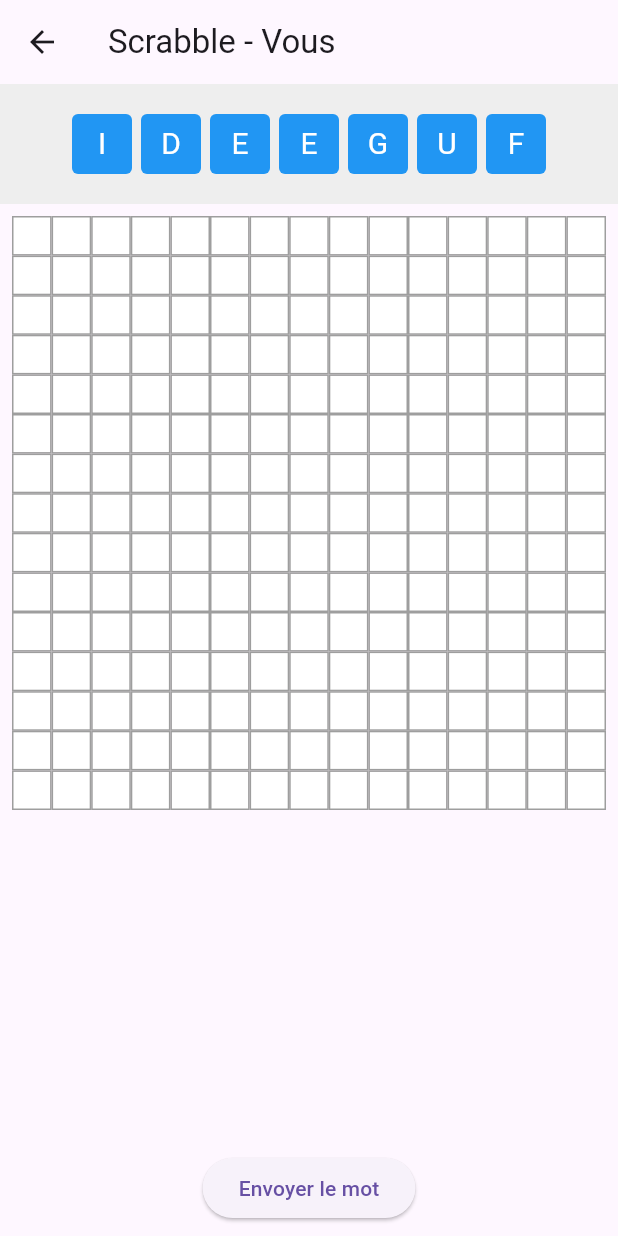
After one commit to yanismedjadi/scrabble_flutter, a Flutter app: the screen it shows after launch, after a tap on "COMMENCER UNE PARTIE", on a phone screen of 412 x 824 dp. The commit adds this screen. Run offline on Flutter 3.47's test engine with Material 3 defaults, Android fonts, the phone set to English and light mode, and no system bars.

Commit message:
Amélioratoin de l'appli en séparant les fenetre en widgets indépendant/ integration d'un modeule pour la verification des placement des mots

```diff
--- /dev/null
+++ b/lib/controllers/game_controllers.dart
@@ -0,0 +1,31 @@
+//import 'dart:nativewrappers/_internal/vm/lib/internal_patch.dart';
+
+import '../models/player.dart';
+import '../models/sac_lettres.dart';
+import '../models/lettre.dart';
+
+class GameController {
+  final Player player;
+  final SacLettres sacLettres;
+
+  GameController(this.player) : sacLettres = SacLettres() {
+    initialiserLettres();
+  }
+
+  void initialiserLettres() {
+    player.letters = List.generate(7, (_) => sacLettres.tirerLettre()!).whereType<Lettre>().toList();
+  }
+
+  bool jouerLettre(Lettre lettre) {
+    if (player.letters.contains(lettre)) {
+      Lettre l = lettre;
+      player.letters.remove(lettre);
+      return true;
+    }
+    return false;
+  }
+
+  void ajouterPoints(int points) {
+    player.score += points;
+  }
+}
--- /dev/null
+++ b/lib/models/lettre.dart
@@ -0,0 +1,11 @@
+class Lettre {
+  final String lettre;
+  final int valeur;
+  int quantite;
+
+  Lettre({
+    required this.lettre,
+    required this.valeur,
+    required this.quantite,
+  });
+}
--- /dev/null
+++ b/lib/models/player.dart
@@ -0,0 +1,13 @@
+import 'package:scrabble_project/models/lettre.dart';
+
+class Player {
+  final String name;
+  List<Lettre> letters;
+  int score;
+
+  Player({
+    required this.name,
+    this.letters = const [],
+    this.score = 0,
+  });
+}
--- /dev/null
+++ b/lib/models/sac_lettres.dart
@@ -0,0 +1,46 @@
+import 'dart:math';
+import 'lettre.dart';
+
+class SacLettres {
+  List<Lettre> lettres = [];
+
+  SacLettres() {
+    lettres = _creerLettres();
+  }
+
+  List<Lettre> _creerLettres() {
+    List<Lettre> sac = [];
+
+    final distribution = {
+      'A': {'valeur': 1, 'quantite': 9}, 'B': {'valeur': 3, 'quantite': 2},
+      'C': {'valeur': 3, 'quantite': 2}, 'D': {'valeur': 2, 'quantite': 3},
+      'E': {'valeur': 1, 'quantite': 15}, 'F': {'valeur': 4, 'quantite': 2},
+      'G': {'valeur': 2, 'quantite': 2}, 'H': {'valeur': 4, 'quantite': 2},
+      'I': {'valeur': 1, 'quantite': 8}, 'J': {'valeur': 8, 'quantite': 1},
+      'K': {'valeur': 10, 'quantite': 1}, 'L': {'valeur': 1, 'quantite': 5},
+      'M': {'valeur': 2, 'quantite': 3}, 'N': {'valeur': 1, 'quantite': 6},
+      'O': {'valeur': 1, 'quantite': 6}, 'P': {'valeur': 3, 'quantite': 2},
+      'Q': {'valeur': 8, 'quantite': 1}, 'R': {'valeur': 1, 'quantite': 6},
+      'S': {'valeur': 1, 'quantite': 6}, 'T': {'valeur': 1, 'quantite': 6},
+      'U': {'valeur': 1, 'quantite': 6}, 'V': {'valeur': 4, 'quantite': 2},
+      'W': {'valeur': 10, 'quantite': 1}, 'X': {'valeur': 10, 'quantite': 1},
+      'Y': {'valeur': 10, 'quantite': 1}, 'Z': {'valeur': 10, 'quantite': 1},
+      '?': {'valeur': 0, 'quantite': 2},
+    };
+
+    distribution.forEach((lettre, data) {
+      for (int i = 0; i < data['quantite']!; i++) {
+        sac.add(Lettre(lettre: lettre, valeur: data['valeur']!, quantite: 1));
+      }
+    });
+    return sac;
+  }
+
+  List<Lettre> get list => lettres;
+  Lettre? tirerLettre() {
+    if (lettres.isEmpty) return null;
+    final index = Random().nextInt(lettres.length);
+    return lettres.removeAt(index);
+  }
+  void ajouterLettre(Lettre lettre) => lettres.add(lettre);
+}
--- /dev/null
+++ b/lib/views/game_board.dart
@@ -0,0 +1,115 @@
+import 'package:flutter/material.dart';
+import '../models/player.dart';
+import '../models/lettre.dart';
+import '../controllers/game_controllers.dart';
+import 'widgets/board.dart';
+import '../controllers/placement_validator.dart';
+class GameBoardScreen extends StatefulWidget {
+  @override
+  _GameBoardScreenState createState() => _GameBoardScreenState();
+}
+
+class _GameBoardScreenState extends State<GameBoardScreen> {
+  static const int boardSize = 15;
+  late GameController controller;
+  List<List<Lettre?>> board = List.generate(boardSize, (_) => List.filled(boardSize, null));
+  List<Offset> lettresPoseeCeTour = [];
+
+  @override
+  void initState() {
+    super.initState();
+    controller = GameController(Player(name: "Vous"));
+  }
+
+  @override
+  Widget build(BuildContext context) {
+    double gridSize = MediaQuery.of(context).size.width * 0.95;
+    double tileSize = gridSize / boardSize;
+
+    return Scaffold(
+      appBar: AppBar(title: Text('Scrabble - ${controller.player.name}')),
+      body: Column(
+        children: [
+          // Lettres du joueur
+          Container(
+            height: 80,
+            padding: EdgeInsets.all(8),
+            color: Colors.grey[200],
+            child: Row(
+              mainAxisAlignment: MainAxisAlignment.center,
+              children: controller.player.letters.map((lettre) {
+                return Draggable<Lettre>(
+                  data: lettre,
+                  feedback: Material(child: _lettreTile(lettre.lettre, Colors.blue)),
+                  childWhenDragging: Opacity(
+                    opacity: 0.5,
+                    child: _lettreTile(lettre.lettre, Colors.blue),
+                  ),
+                  child: _lettreTile(lettre.lettre, Colors.blue),
+                );
+              }).toList(),
+            ),
+          ),
+
+          // Plateau de jeu via composant séparé
+          Expanded(
+            child: Padding(
+              padding: const EdgeInsets.all(8.0),
+              child: AspectRatio(
+                  aspectRatio: 1,
+                child : PlateauWidget(
+                  board: board,
+                  tileSize: tileSize,
+                  onLettrePlacee: (lettre, row, col) {
+                    setState(() {
+                      board[row][col] = lettre;
+                      controller.jouerLettre(lettre);
+                      lettresPoseeCeTour.add(Offset(row.toDouble(), col.toDouble()));
+                    });
+                  },
+                ),
+              ),
+            ),
+          ),
+          // Bouton pour valider le mot
+          Padding(
+            padding: const EdgeInsets.all(8.0),
+            child: ElevatedButton(
+              onPressed: () {
+                if (PlacementValidator.estPremierTour(board)) {
+                  print("c'est le premier tour");
+                }
+                //bool estValide = PlacementValidator.validerPlacement(board, lettresPoseeCeTour);
+                //if (estValide) {
+                  //print("✅ Mot valide !");
+                  // À compléter : calcul des points, recompléter lettres, etc.
+                //} else {
+                  //print("❌ Mot invalide : placement incorrect.");
+                //}
+              },
+              child: Text("Envoyer le mot"),
+            ),
+          ),
+        ],
+      ),
+    );
+  }
+
+  Widget _lettreTile(String lettre, Color couleur) {
+    return Container(
+      width: 40,
+      height: 40,
+      margin: EdgeInsets.symmetric(horizontal: 3),
+      decoration: BoxDecoration(
+        color: couleur,
+        borderRadius: BorderRadius.circular(4),
+      ),
+      child: Center(
+        child: Text(
+          lettre,
+          style: TextStyle(fontSize: 20, color: Colors.white),
+        ),
+      ),
+    );
+  }
+}
--- /dev/null
+++ b/lib/views/home_screen.dart
@@ -0,0 +1,36 @@
+import 'package:flutter/material.dart';
+import 'game_board.dart';
+
+class HomeScreen extends StatelessWidget {
+  @override
+  Widget build(BuildContext context) {
+    return Scaffold(
+      backgroundColor: Colors.grey[300],
+      appBar: AppBar(
+        title: Text('Scrabble'),
+        backgroundColor: Colors.black,
+        centerTitle: true,
+      ),
+      body: Center(
+        child: ElevatedButton.icon(
+          icon: Icon(Icons.play_arrow, color: Colors.white),
+          label: Text(
+            'COMMENCER UNE PARTIE',
+            style: TextStyle(fontSize: 20, color: Colors.white),
+          ),
+          style: ElevatedButton.styleFrom(
+            backgroundColor: Colors.blueGrey,
+            padding: EdgeInsets.symmetric(horizontal: 30, vertical: 15),
+            shape: RoundedRectangleBorder(borderRadius: BorderRadius.circular(10)),
+          ),
+          onPressed: () {
+            Navigator.push(
+              context,
+              MaterialPageRoute(builder: (context) => GameBoardScreen()),
+            );
+          },
+        ),
+      ),
+    );
+  }
+}
--- /dev/null
+++ b/lib/views/widgets/board.dart
@@ -0,0 +1,50 @@
+import 'package:flutter/material.dart';
+import '../../models/lettre.dart';
+
+class PlateauWidget extends StatelessWidget {
+  final List<List<Lettre?>> board;
+  final void Function(Lettre lettre, int row, int col) onLettrePlacee;
+  final double tileSize;
+
+  const PlateauWidget({
+    required this.board,
+    required this.onLettrePlacee,
+    required this.tileSize,
+    super.key,
+  });
+
+  static const int boardSize = 15;
+
+  @override
+  Widget build(BuildContext context) {
+    return GridView.builder(
+      physics: NeverScrollableScrollPhysics(),
+      gridDelegate: SliverGridDelegateWithFixedCrossAxisCount(
+        crossAxisCount: boardSize,
+      ),
+      itemCount: boardSize * boardSize,
+      itemBuilder: (context, index) {
+        int row = index ~/ boardSize;
+        int col = index % boardSize;
+
+        return DragTarget<Lettre>(
+          onAccept: (lettre) => onLettrePlacee(lettre, row, col),
+          builder: (context, candidateData, rejectedData) => Container(
+            width: tileSize,
+            height: tileSize,
+            decoration: BoxDecoration(
+              color: board[row][col] != null ? Colors.orange[300] : Colors.white,
+              border: Border.all(color: Colors.grey),
+            ),
+            child: Center(
+              child: Text(
+                board[row][col]?.lettre ?? '',
+                style: TextStyle(fontSize: 16, fontWeight: FontWeight.bold),
+              ),
+            ),
+          ),
+        );
+      },
+    );
+  }
+}
```
Also changed, not shown: lib/controllers/placement_validator.dart (added, +70 -0 lines), lib/main.dart (+3 -59 lines), 1 other file.
